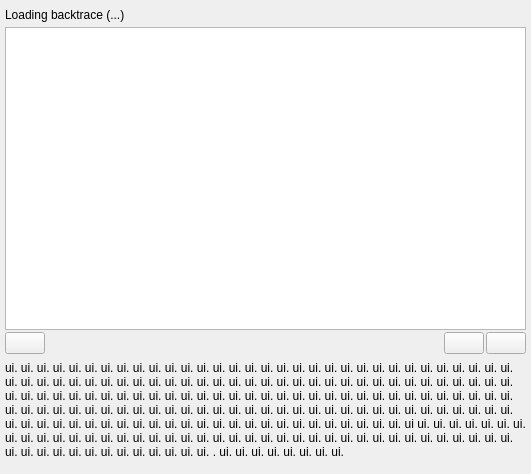
KDE/kde-runtime, file drkonqi/getbacktracewidget.ui: the form before one commit.
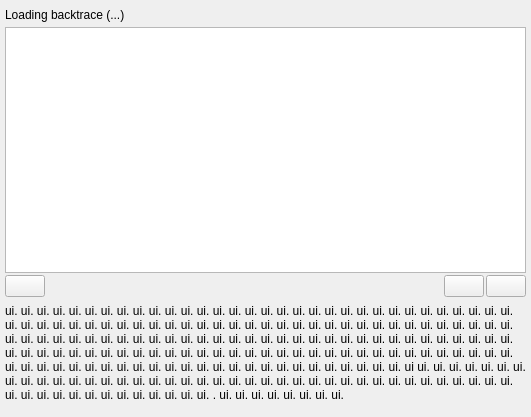
The form after the commit. Custom widgets are drawn as their Qt base class.

What changed in the file:
```diff
--- a/drkonqi/getbacktracewidget.ui
+++ b/drkonqi/getbacktracewidget.ui
@@ -7,7 +7,7 @@
     <x>0</x>
     <y>0</y>
     <width>531</width>
-    <height>474</height>
+    <height>417</height>
    </rect>
   </property>
   <property name="windowTitle">
```
